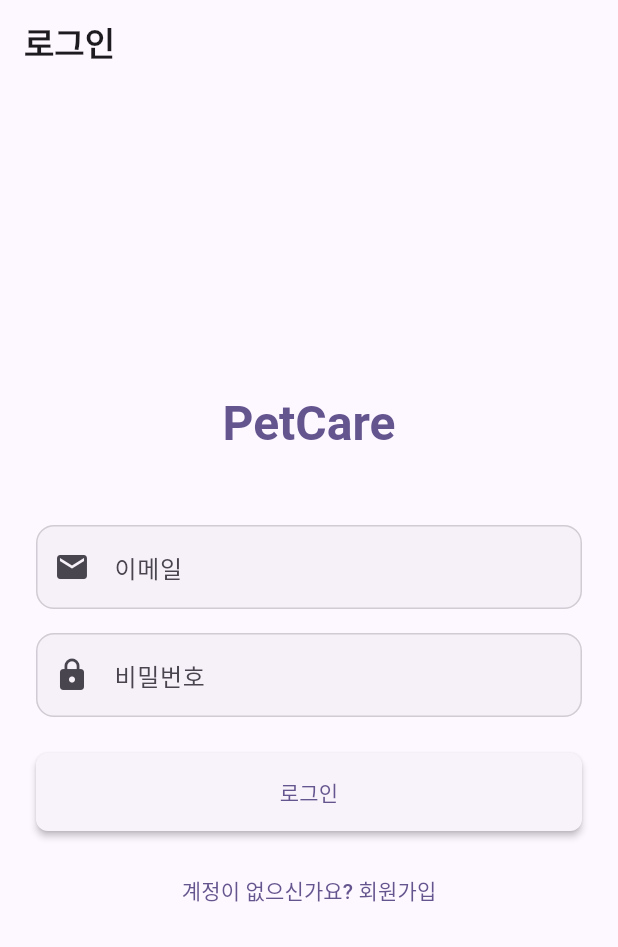
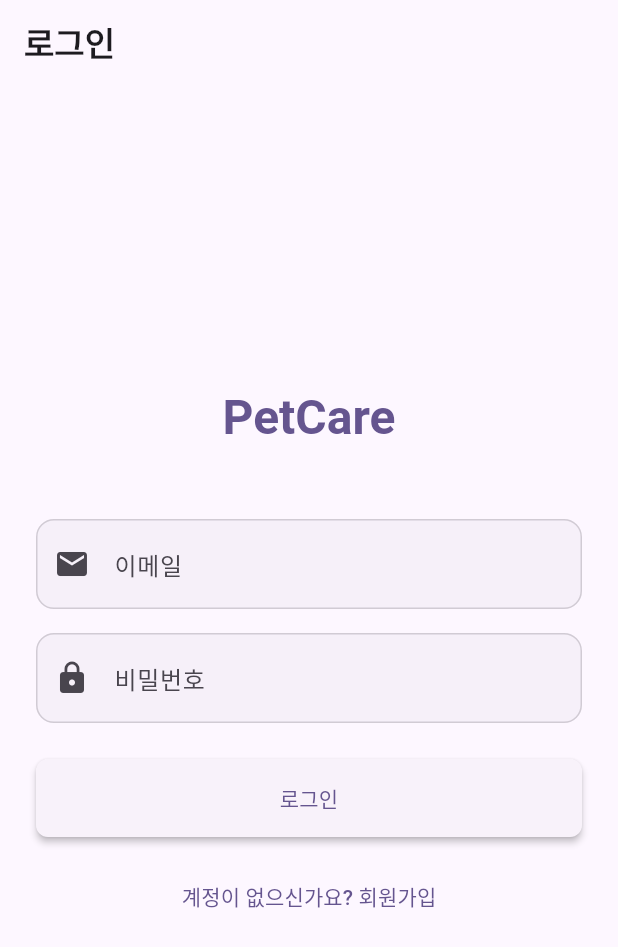
Before and after one commit to ridu-ducksushi/Myot_02, a Flutter app: the screen it shows after launch, on a phone screen of 412 x 824 dp. Shown: the top 947 px of the screen. Run offline on Flutter 3.47's test engine with Material 3 defaults, Android fonts, the phone set to English and light mode, and no system bars; our stand-ins replace easy_localization, firebase_messaging, fl_chart, flutter_image_compress, flutter_local_notifications, flutter_riverpod and 8 more; accounts and stored records are empty.

Commit message:
UI 수정: 입력 라벨 클리핑 및 버튼/아이콘 정렬 개선
- 입력 필드 라벨 클리핑 근본 해결: SafeArea 적용, 상단 패딩/리스트 패딩 보정(_EditPetSheet)
- App 전역 InputDecorationTheme 보강: 라벨 line-height/상단 padding 조정으로 라벨 절단 방지
- 펫 정보 수정 시트: 버튼 크기는 유지, 상하 여백 확대(소프트 키 간섭 완화)
- 프로필 탭: 체중 차트 버튼 아이콘/패딩 조정으로 행 높이 균형 유지
- 건강 탭: 기본 정보(체중) 행의 아이콘 축소 및 패딩 축소로 칼럼 높이 원복

부작용 점검: 다른 탭/필드의 기본 높이 및 정렬에는 영향 없도록 고정 너비 유지(정렬 보장)"

```diff
--- a/lib/ui/theme/app_theme.dart
+++ b/lib/ui/theme/app_theme.dart
@@ -129,7 +129,11 @@ class AppTheme {
           borderRadius: BorderRadius.circular(12),
           borderSide: BorderSide(color: colorScheme.error),
         ),
-        contentPadding: const EdgeInsets.symmetric(horizontal: 16, vertical: 16),
+        // Add a bit more top padding and stabilize label line-height to avoid clipping
+        isDense: false,
+        labelStyle: const TextStyle(height: 1.2),
+        floatingLabelStyle: const TextStyle(height: 1.2),
+        contentPadding: const EdgeInsets.fromLTRB(16, 20, 16, 16),
       ),
 
       // Dialog Theme
@@ -282,7 +286,11 @@ class AppTheme {
           borderRadius: BorderRadius.circular(12),
           borderSide: BorderSide(color: colorScheme.error),
         ),
-        contentPadding: const EdgeInsets.symmetric(horizontal: 16, vertical: 16),
+        // Mirror light theme adjustments
+        isDense: false,
+        labelStyle: const TextStyle(height: 1.2),
+        floatingLabelStyle: const TextStyle(height: 1.2),
+        contentPadding: const EdgeInsets.fromLTRB(16, 20, 16, 16),
       ),
 
       // Dialog Theme
```
Also changed, not shown: lib/features/labs/pet_health_screen.dart (+4 -4 lines), lib/features/pets/pet_detail_screen.dart (+8 -4 lines).
